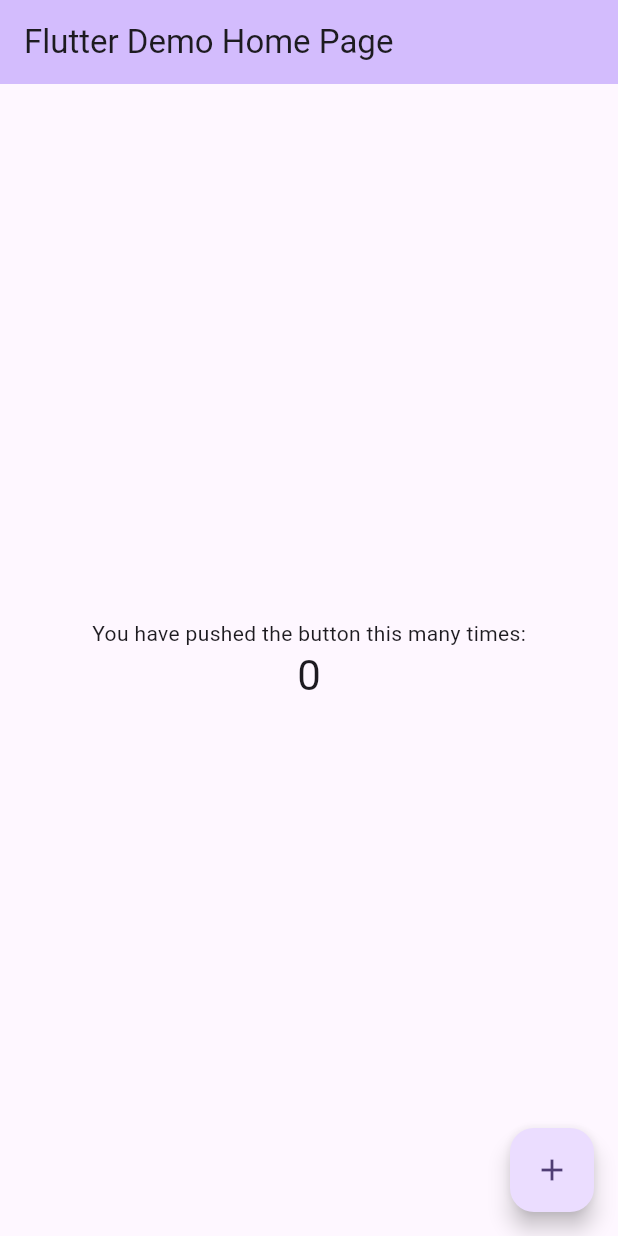
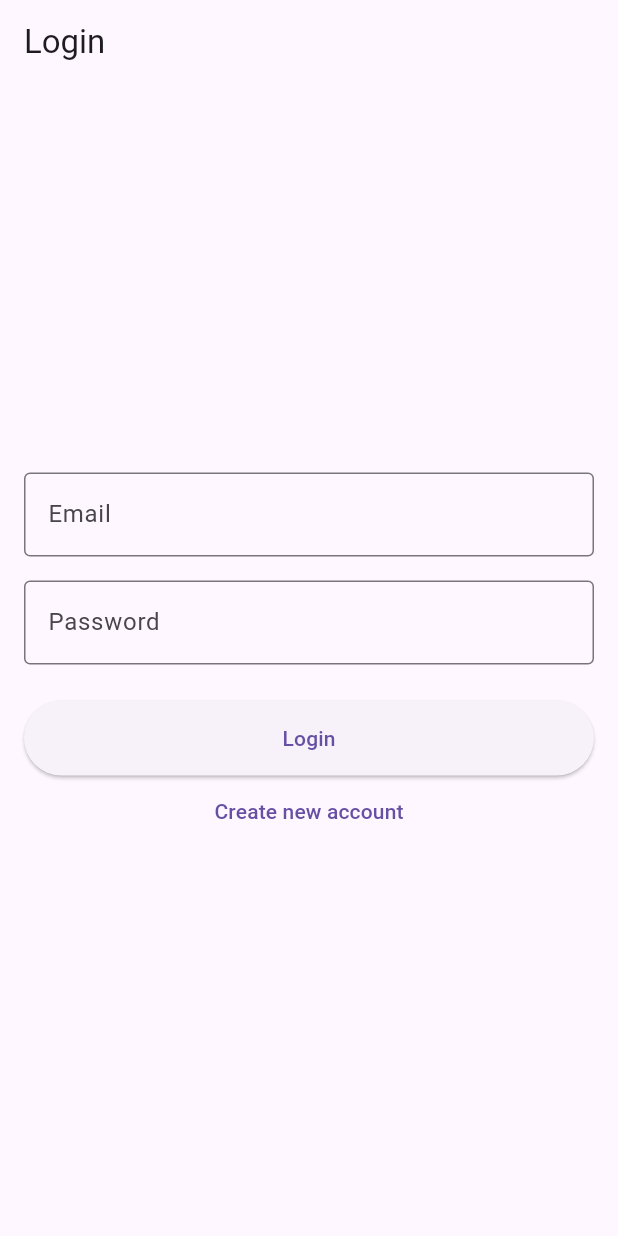
Before and after one commit to agsng/safescann, a Flutter app: the screen it shows after launch, on a phone screen of 412 x 824 dp. Run offline on Flutter 3.47's test engine with Material 3 defaults, Android fonts, the phone set to English and light mode, and no system bars.

Commit message:
Adding login/ register

```diff
--- a/lib/main.dart
+++ b/lib/main.dart
@@ -1,122 +1,37 @@
 import 'package:flutter/material.dart';
+import 'package:provider/provider.dart';
+import 'package:safescann/pages/MyHomePage.dart';
+import 'package:safescann/pages/auth_provider.dart';
+import 'package:safescann/pages/login_page.dart';
+import 'package:safescann/pages/register_page.dart';
 
 void main() {
-  runApp(const MyApp());
+  runApp(
+    ChangeNotifierProvider(
+      create: (context) => AuthProvider(),
+      child: MyApp(),
+    ),
+  );
 }
 
 class MyApp extends StatelessWidget {
-  const MyApp({super.key});
-
-  // This widget is the root of your application.
   @override
   Widget build(BuildContext context) {
     return MaterialApp(
-      title: 'Flutter Demo',
+      title: 'Flutter Auth Demo',
       theme: ThemeData(
-        // This is the theme of your application.
-        //
-        // TRY THIS: Try running your application with "flutter run". You'll see
-        // the application has a purple toolbar. Then, without quitting the app,
-        // try changing the seedColor in the colorScheme below to Colors.green
-        // and then invoke "hot reload" (save your changes or press the "hot
-        // reload" button in a Flutter-supported IDE, or press "r" if you used
-        // the command line to start the app).
-        //
-        // Notice that the counter didn't reset back to zero; the application
-        // state is not lost during the reload. To reset the state, use hot
-        // restart instead.
-        //
-        // This works for code too, not just values: Most code changes can be
-        // tested with just a hot reload.
-        colorScheme: ColorScheme.fromSeed(seedColor: Colors.deepPurple),
+        primarySwatch: Colors.blue,
       ),
-      home: const MyHomePage(title: 'Flutter Demo Home Page'),
+      home: Consumer<AuthProvider>(
+        builder: (context, auth, child) {
+          return auth.isLoggedIn
+              ? MyHomePage(title: 'Dashboard')
+              : LoginPage();
+        },
+      ),
+      routes: {
+        '/register': (context) => RegisterPage(),
+      },
     );
   }
 }
-
-class MyHomePage extends StatefulWidget {
-  const MyHomePage({super.key, required this.title});
-
-  // This widget is the home page of your application. It is stateful, meaning
-  // that it has a State object (defined below) that contains fields that affect
-  // how it looks.
-
-  // This class is the configuration for the state. It holds the values (in this
-  // case the title) provided by the parent (in this case the App widget) and
-  // used by the build method of the State. Fields in a Widget subclass are
-  // always marked "final".
-
-  final String title;
-
-  @override
-  State<MyHomePage> createState() => _MyHomePageState();
-}
-
-class _MyHomePageState extends State<MyHomePage> {
-  int _counter = 0;
-
-  void _incrementCounter() {
-    setState(() {
-      // This call to setState tells the Flutter framework that something has
-      // changed in this State, which causes it to rerun the build method below
-      // so that the display can reflect the updated values. If we changed
-      // _counter without calling setState(), then the build method would not be
-      // called again, and so nothing would appear to happen.
-      _counter++;
-    });
-  }
-
-  @override
-  Widget build(BuildContext context) {
-    // This method is rerun every time setState is called, for instance as done
-    // by the _incrementCounter method above.
-    //
-    // The Flutter framework has been optimized to make rerunning build methods
-    // fast, so that you can just rebuild anything that needs updating rather
-    // than having to individually change instances of widgets.
-    return Scaffold(
-      appBar: AppBar(
-        // TRY THIS: Try changing the color here to a specific color (to
-        // Colors.amber, perhaps?) and trigger a hot reload to see the AppBar
-        // change color while the other colors stay the same.
-        backgroundColor: Theme.of(context).colorScheme.inversePrimary,
-        // Here we take the value from the MyHomePage object that was created by
-        // the App.build method, and use it to set our appbar title.
-        title: Text(widget.title),
-      ),
-      body: Center(
-        // Center is a layout widget. It takes a single child and positions it
-        // in the middle of the parent.
-        child: Column(
-          // Column is also a layout widget. It takes a list of children and
-          // arranges them vertically. By default, it sizes itself to fit its
-          // children horizontally, and tries to be as tall as its parent.
-          //
-          // Column has various properties to control how it sizes itself and
-          // how it positions its children. Here we use mainAxisAlignment to
-          // center the children vertically; the main axis here is the vertical
-          // axis because Columns are vertical (the cross axis would be
-          // horizontal).
-          //
-          // TRY THIS: Invoke "debug painting" (choose the "Toggle Debug Paint"
-          // action in the IDE, or press "p" in the console), to see the
-          // wireframe for each widget.
-          mainAxisAlignment: MainAxisAlignment.center,
-          children: <Widget>[
-            const Text('You have pushed the button this many times:'),
-            Text(
-              '$_counter',
-              style: Theme.of(context).textTheme.headlineMedium,
-            ),
-          ],
-        ),
-      ),
-      floatingActionButton: FloatingActionButton(
-        onPressed: _incrementCounter,
-        tooltip: 'Increment',
-        child: const Icon(Icons.add),
-      ), // This trailing comma makes auto-formatting nicer for build methods.
-    );
-  }
-}
--- /dev/null
+++ b/lib/pages/auth_provider.dart
@@ -0,0 +1,19 @@
+import 'package:flutter/material.dart';
+
+class AuthProvider with ChangeNotifier {
+  bool _isLoggedIn = false;
+
+  bool get isLoggedIn => _isLoggedIn;
+
+  void login() {
+    // Add your actual authentication logic here
+    // For now, we'll just simulate successful login
+    _isLoggedIn = true;
+    notifyListeners(); // This will rebuild the Consumer in main.dart
+  }
+
+  void logout() {
+    _isLoggedIn = false;
+    notifyListeners();
+  }
+}
--- /dev/null
+++ b/lib/pages/login_page.dart
@@ -0,0 +1,66 @@
+import 'package:flutter/material.dart';
+import 'package:provider/provider.dart';
+import 'package:safescann/pages/auth_provider.dart';
+import 'package:safescann/pages/register_page.dart';
+
+class LoginPage extends StatelessWidget {
+  final TextEditingController emailController = TextEditingController();
+  final TextEditingController passwordController = TextEditingController();
+
+  @override
+  Widget build(BuildContext context) {
+    return Scaffold(
+      appBar: AppBar(
+        title: Text('Login'),
+      ),
+      body: Padding(
+        padding: const EdgeInsets.all(16.0),
+        child: Column(
+          mainAxisAlignment: MainAxisAlignment.center,
+          children: [
+            TextField(
+              controller: emailController,
+              decoration: InputDecoration(
+                labelText: 'Email',
+                border: OutlineInputBorder(),
+              ),
+              keyboardType: TextInputType.emailAddress,
+            ),
+            SizedBox(height: 16),
+            TextField(
+              controller: passwordController,
+              decoration: InputDecoration(
+                labelText: 'Password',
+                border: OutlineInputBorder(),
+              ),
+              obscureText: true,
+            ),
+            SizedBox(height: 24),
+            ElevatedButton(
+              onPressed: () {
+                // Use Provider to handle login
+                final authProvider = Provider.of<AuthProvider>(context, listen: false);
+                authProvider.login();
+
+                // No need for manual navigation - the Consumer in main.dart will handle it
+              },
+              child: Text('Login'),
+              style: ElevatedButton.styleFrom(
+                minimumSize: Size(double.infinity, 50),
+              ),
+            ),
+            TextButton(
+              onPressed: () {
+                Navigator.push(
+                  context,
+                  MaterialPageRoute(builder: (context) => RegisterPage()),
+                );
+              },
+              child: Text('Create new account'),
+            ),
+          ],
+        ),
+      ),
+    );
+  }
+}
--- a/pubspec.yaml
+++ b/pubspec.yaml
@@ -30,6 +30,8 @@ environment:
 dependencies:
   flutter:
     sdk: flutter
+  provider: ^6.0.5  # Add this line
+
 
   # The following adds the Cupertino Icons font to your application.
   # Use with the CupertinoIcons class for iOS style icons.
```
Also changed, not shown: lib/pages/MyHomePage.dart (added, +46 -0 lines), lib/pages/register_page.dart (added, +68 -0 lines), pubspec.lock, 1 other file.
